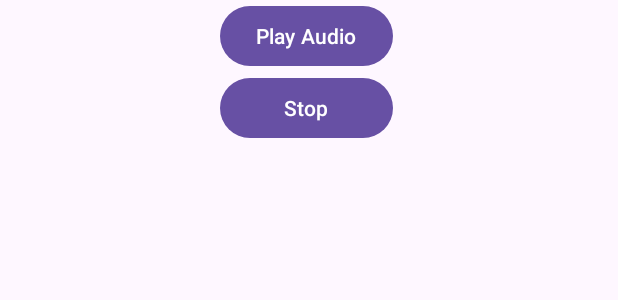
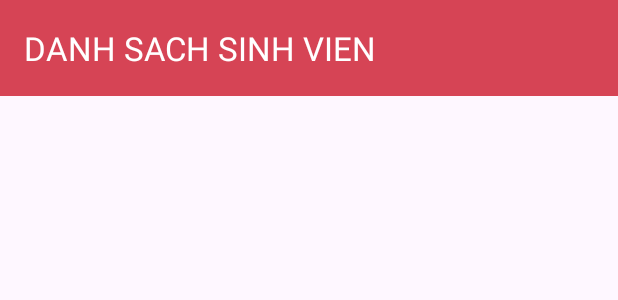
Before and after one commit to vixidur/learnandroid, an Android app: the layout activity_main2.xml on its own in the app's theme, with its tools: preview values and no code run, on a phone screen of 412 x 824 dp. Shown: the top 300 px of the screen. Run offline under Robolectric (Android 15) with nearby library versions, the phone set to English and light mode, and no system bars.

Commit message:
first code ver 2

```diff
--- a/FourProject/app/src/main/res/layout/activity_main.xml
+++ b/FourProject/app/src/main/res/layout/activity_main.xml
@@ -46,9 +46,6 @@
             <TableRow android:gravity="center">
                 <Button android:id="@+id/btnStop" android:text="Stop"/>
             </TableRow>
-            <TableRow android:gravity="center">
-                <Button android:id="@+id/btnNext" android:text="Next"/>
-            </TableRow>
         </TableLayout>
     </LinearLayout>
 </androidx.constraintlayout.widget.ConstraintLayout>
--- a/FourProject/app/src/main/res/layout/activity_main2.xml
+++ b/FourProject/app/src/main/res/layout/activity_main2.xml
@@ -3,25 +3,30 @@
     xmlns:app="http://schemas.android.com/apk/res-auto"
     xmlns:tools="http://schemas.android.com/tools"
     android:id="@+id/main"
-    android:layout_width="match_parent"
-    android:layout_height="match_parent">
-    <LinearLayout
-        android:layout_width="409dp"
-        android:layout_height="729dp"
-        android:orientation="vertical"
-        tools:layout_editor_absoluteX="1dp"
-        tools:layout_editor_absoluteY="1dp"
+    android:layout_width="wrap_content"
+    android:layout_height="wrap_content">
+    <TableLayout
+        android:layout_width="wrap_content"
+        android:layout_height="match_parent"
         tools:ignore="MissingConstraints">
+        <TableRow>
+            <androidx.appcompat.widget.Toolbar
+                android:layout_width="match_parent"
+                android:layout_height="wrap_content"
+                android:id="@+id/toolbar_menu"
+                android:background="#d64455"
+                tools:ignore="MissingConstraints"
+                app:title="DANH SACH SINH VIEN"
+                app:titleTextColor="@color/white"
+                />
+        </TableRow>
+        <TableRow>
 
-        <TableLayout
-            android:layout_width="match_parent"
-            android:layout_height="match_parent">
-            <TableRow android:gravity="center">
-                <Button android:id="@+id/btnPlay" android:text="Play Audio"/>
-            </TableRow>
-            <TableRow android:gravity="center">
-                <Button android:id="@+id/btnStop" android:text="Stop"/>
-            </TableRow>
-        </TableLayout>
-    </LinearLayout>
+            <ListView
+                android:id="@+id/listview"
+                android:layout_width="wrap_content"
+                android:layout_height="match_parent" />
+        </TableRow>
+        <TableRow/>
+    </TableLayout>
 </androidx.constraintlayout.widget.ConstraintLayout>
--- a/FourProject/app/src/main/res/menu/toolbar_menu.xml
+++ b/FourProject/app/src/main/res/menu/toolbar_menu.xml
@@ -1,7 +1,6 @@
 <?xml version="1.0" encoding="utf-8"?>
 <menu xmlns:android="http://schemas.android.com/apk/res/android"
     xmlns:app="http://schemas.android.com/apk/res-auto">
-    <item android:id="@+id/item1" android:title="Music Player"/>
-    <item android:id="@+id/item2" android:title="Giai phuong trinh"/>
+    <item android:id="@+id/item1" android:title="List Student"/>
     <item android:id="@+id/item3" android:title="Thoat"/>
 </menu>
```
Also changed, not shown: FourProject/app/src/main/java/com/example/fourproject/MainActivity.java (+10 -9 lines), FourProject/app/src/main/java/com/example/fourproject/MainActivity2.java (added, +77 -0 lines).
